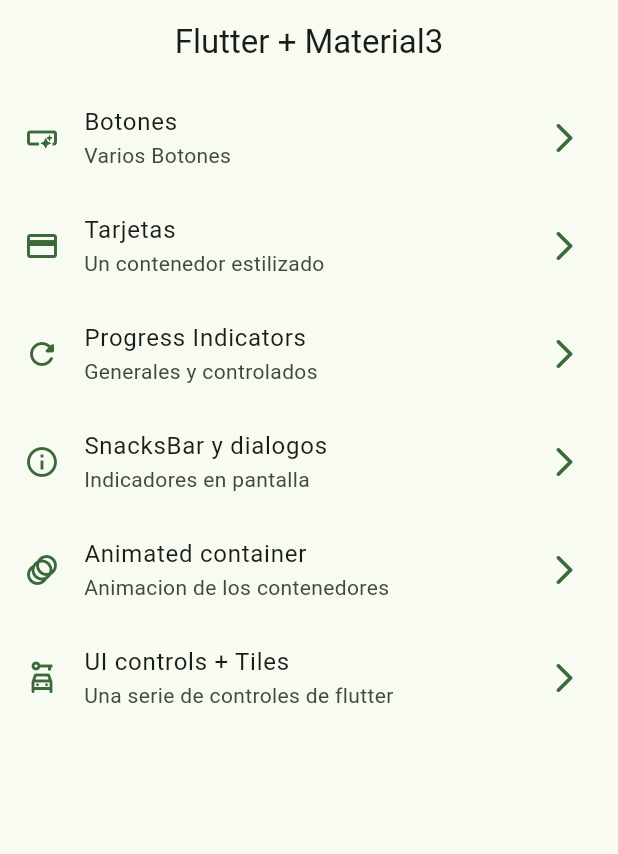
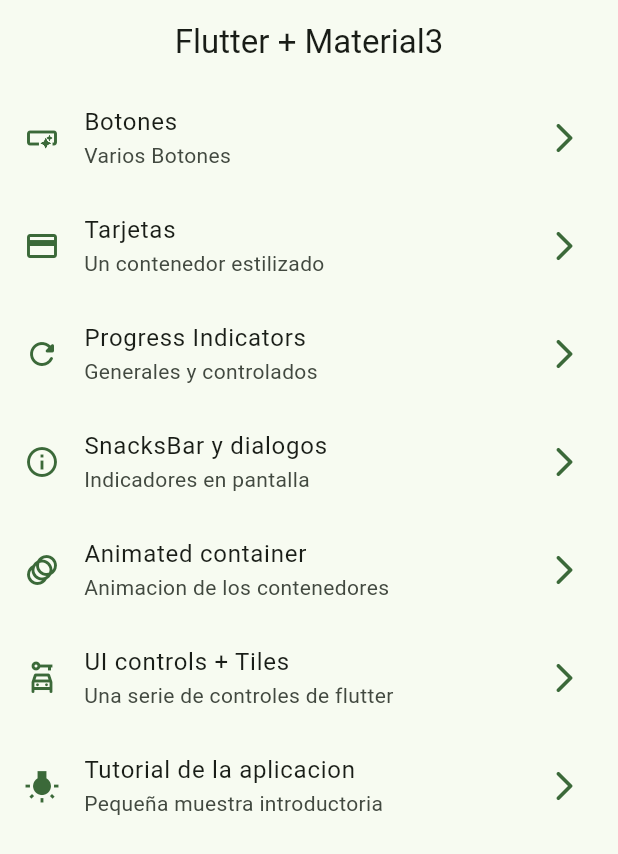
Before and after one commit to kvzon1984/curso-flutter, a Flutter app: the screen it shows after launch, on a phone screen of 412 x 824 dp. Shown: the top 854 px of the screen. Run offline on Flutter 3.47's test engine with Material 2 defaults, Android fonts, the phone set to English and light mode, and no system bars; our stand-ins replace animate_do, dio, go_router, video_player.

```diff
--- a/widgets_app/lib/config/menu/menu_items.dart
+++ b/widgets_app/lib/config/menu/menu_items.dart
@@ -52,4 +52,10 @@ const appMenuItems = <MenuItem>[
     link: '/ui-controls',
     icon: Icons.car_rental_outlined
   ),
+  MenuItem(
+    title: 'Tutorial de la aplicacion',
+    subTitle: 'Pequeña muestra introductoria',
+    link: '/tutorial',
+    icon: Icons.wb_incandescent_sharp
+  ),
 ];
--- a/widgets_app/lib/config/router/app_router.dart
+++ b/widgets_app/lib/config/router/app_router.dart
@@ -27,7 +27,7 @@ final appRouter = GoRouter(
     ),
     GoRoute(
       name: AppTutorialScreen.name,
-      path: '/app-tutorial',
+      path: '/tutorial',
       builder: (context, state) => const AppTutorialScreen(),
     ),
     GoRoute(
--- a/widgets_app/pubspec.yaml
+++ b/widgets_app/pubspec.yaml
@@ -18,3 +18,6 @@ dev_dependencies:
 
 flutter:
   uses-material-design: true
+
+assets:
+  - assets/images/
```
Also changed, not shown: widgets_app/assets/Images/1.png (added), widgets_app/assets/Images/2.png (added), widgets_app/assets/Images/3.png (added), widgets_app/assets/Images/jar-loading.gif (added).
